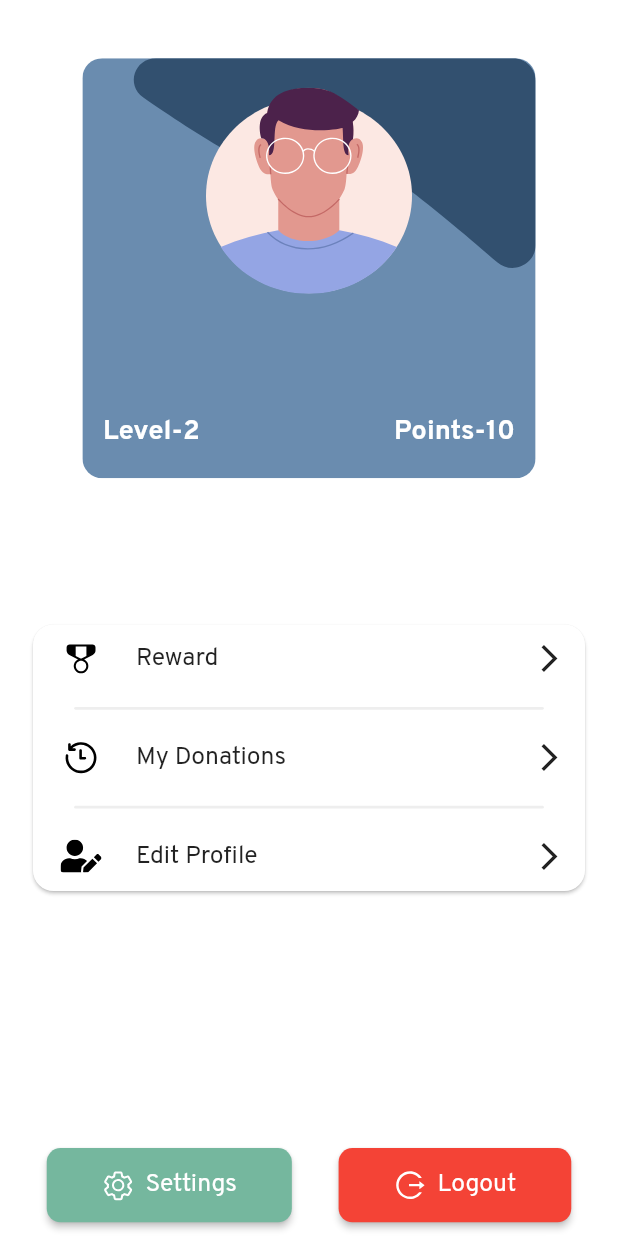
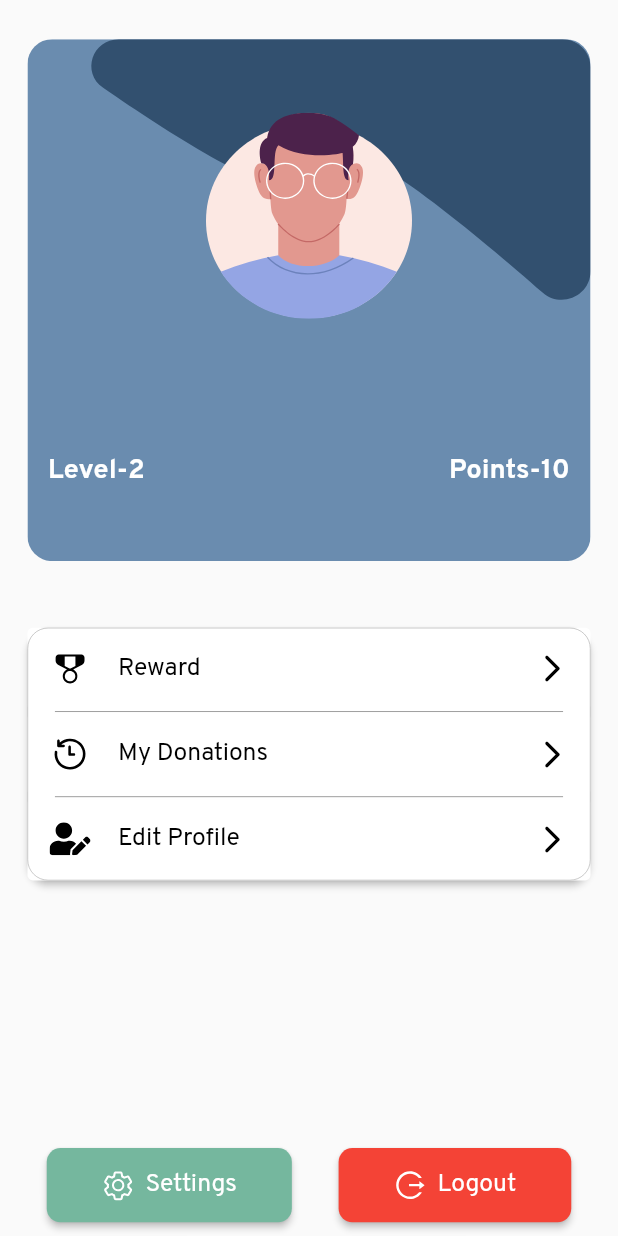
Before and after one commit to tejastamkar/freemorsel, a Flutter app: the ProfilePage screen opened directly, on a phone screen of 412 x 824 dp. Run offline on Flutter 3.47's test engine with Material 2 defaults, Android fonts, the phone set to English and light mode, and no system bars; our stand-ins replace animated_splash_screen, carousel_indicator, carousel_slider, cloud_firestore, firebase_auth, firebase_core and 15 more; accounts and stored records are empty; project files that could hold a hidden picture were left out.

Commit message:
profilepage half done

```diff
--- a/lib/screens/navbarscreens/profile.dart
+++ b/lib/screens/navbarscreens/profile.dart
@@ -19,23 +19,22 @@ class _ProfilePageState extends State<ProfilePage> {
   Widget build(BuildContext context) {
     double width = MediaQuery.of(context).size.width;
     return Scaffold(
-      backgroundColor: Colors.white,
-      body: SingleChildScrollView(
+      body: SafeArea(
+        child: SingleChildScrollView(
+          padding: const EdgeInsets.symmetric(horizontal: 20, vertical: 10),
           child: Column(
             children: [
-            Padding(
-              padding: EdgeInsets.symmetric(
-                  vertical: 10, horizontal: width < 440 ? 20 : 60),
-              child: Stack(
+              Stack(
                 alignment: AlignmentDirectional.center,
                 children: [
                   SvgPicture.asset(
                     'assets/icons/Bg.svg',
-                    width: width - 50,
+                    width: width,
                   ),
                   Padding(
                     padding: const EdgeInsets.symmetric(
-                        horizontal: 15, vertical: 15),
+                      horizontal: 15,
+                    ),
                     child: Column(
                       children: [
                         SvgPicture.asset(
@@ -43,10 +42,9 @@ class _ProfilePageState extends State<ProfilePage> {
                           width: 150,
                           height: 150,
                         ),
-                        const SizedBox(height: 10),
-                        Column(
-                          children: [
-                            Text(
+                        Padding(
+                          padding: const EdgeInsets.only(top: 35, bottom: 25),
+                          child: Text(
                             username,
                             style: const TextStyle(
                               fontSize: 30,
@@ -54,17 +52,15 @@ class _ProfilePageState extends State<ProfilePage> {
                               color: Colors.white,
                             ),
                           ),
-                          ],
                         ),
-                        const SizedBox(height: 40),
                         Row(
+                          mainAxisAlignment: MainAxisAlignment.spaceBetween,
                           children: [
                             Text('Level-$level',
                                 style: const TextStyle(
                                     fontSize: 20,
                                     color: Colors.white,
                                     fontWeight: FontWeight.w700)),
-                            const Spacer(),
                             Text('Points-$points',
                                 style: const TextStyle(
                                     fontSize: 20,
@@ -77,36 +73,33 @@ class _ProfilePageState extends State<ProfilePage> {
                   ),
                 ],
               ),
-            ),
-            const SizedBox(
-              height: 50,
-            ),
-            Padding(
-              padding: const EdgeInsets.symmetric(vertical: 10, horizontal: 20),
-              child: Card(
+              Card(
+                margin: const EdgeInsets.only(top: 30),
+                elevation: 2,
                 shape: RoundedRectangleBorder(
                     borderRadius: BorderRadius.circular(15),
-                ),
-                child: Padding(
-                  padding:
-                      const EdgeInsets.symmetric(horizontal: 20, vertical: 10),
+                    side: const BorderSide(width: 0.4, color: Colors.grey)),
                 child: Column(
                   children: [
-                      InkWell(
-                        onTap: () => Navigator.push(
+                    ElevatedButton(
+                        onPressed: () => Navigator.push(
                             context,
                             MaterialPageRoute(
                                 builder: (context) => const Reward())),
+                        style: ElevatedButton.styleFrom(
+                            backgroundColor: Colors.white,
+                            foregroundColor: Colors.black,
+                            minimumSize: Size(width, 60),
+                            elevation: 0),
                         child: Row(
-                          crossAxisAlignment: CrossAxisAlignment.center,
                           children: [
                             SvgPicture.asset(
-                              'assets/icons/reward.svg',
+                              "assets/icons/reward.svg",
+                              height: 30,
                               width: 30,
-                              height: 30,
                             ),
                             const SizedBox(
-                              width: 25,
+                              width: 20,
                             ),
                             const Text(
                               "Reward",
@@ -114,40 +107,35 @@ class _ProfilePageState extends State<ProfilePage> {
                                   fontSize: 18, fontWeight: FontWeight.w400),
                             ),
                             const Spacer(),
-                            const RotatedBox(
-                              quarterTurns: 2,
-                              child: Icon(Icons.arrow_back_ios),
-                            )
+                            const Icon(Icons.arrow_forward_ios_rounded)
                           ],
+                        )),
+                    const Padding(
+                      padding: EdgeInsets.symmetric(horizontal: 20),
+                      child: Divider(
+                        height: 2,
+                        color: Colors.grey,
                       ),
                     ),
-                      Padding(
-                        padding: const EdgeInsets.symmetric(
-                            horizontal: 10, vertical: 20),
-                        child: Container(
-                          decoration: BoxDecoration(
-                            borderRadius: BorderRadius.circular(10),
-                            color: Colors.grey.shade200,
-                          ),
-                          width: width,
-                          height: 2,
-                        ),
-                      ),
-                      InkWell(
-                        onTap: () => Navigator.push(
+                    ElevatedButton(
+                        onPressed: () => Navigator.push(
                             context,
                             MaterialPageRoute(
                                 builder: (context) => const MyDonations())),
+                        style: ElevatedButton.styleFrom(
+                            backgroundColor: Colors.white,
+                            foregroundColor: Colors.black,
+                            minimumSize: Size(width, 60),
+                            elevation: 0),
                         child: Row(
-                          crossAxisAlignment: CrossAxisAlignment.center,
                           children: [
                             SvgPicture.asset(
-                              'assets/icons/history.svg',
+                              "assets/icons/history.svg",
+                              height: 30,
                               width: 30,
-                              height: 30,
                             ),
                             const SizedBox(
-                              width: 25,
+                              width: 20,
                             ),
                             const Text(
                               "My Donations",
@@ -155,27 +143,18 @@ class _ProfilePageState extends State<ProfilePage> {
                                   fontSize: 18, fontWeight: FontWeight.w400),
                             ),
                             const Spacer(),
-                            const RotatedBox(
-                              quarterTurns: 2,
-                              child: Icon(Icons.arrow_back_ios),
-                            )
+                            const Icon(Icons.arrow_forward_ios_rounded)
                           ],
+                        )),
+                    const Padding(
+                      padding: EdgeInsets.symmetric(horizontal: 20),
+                      child: Divider(
+                        height: 2,
+                        color: Colors.grey,
                       ),
                     ),
-                      Padding(
-                        padding: const EdgeInsets.symmetric(
-                            horizontal: 10, vertical: 20),
-                        child: Container(
-                          decoration: BoxDecoration(
-                            borderRadius: BorderRadius.circular(10),
-                            color: Colors.grey.shade200,
-                          ),
-                          width: width,
-                          height: 2,
-                        ),
-                      ),
-                      InkWell(
-                        onTap: () => Navigator.push(
+                    ElevatedButton(
+                        onPressed: () => Navigator.push(
                             context,
                             MaterialPageRoute(
                                 builder: (context) => EditProfile(
@@ -184,16 +163,20 @@ class _ProfilePageState extends State<ProfilePage> {
                                         Navigator.pop(context);
                                       },
                                     ))),
+                        style: ElevatedButton.styleFrom(
+                            backgroundColor: Colors.white,
+                            foregroundColor: Colors.black,
+                            minimumSize: Size(width, 60),
+                            elevation: 0),
                         child: Row(
-                          crossAxisAlignment: CrossAxisAlignment.center,
                           children: [
                             SvgPicture.asset(
-                              'assets/icons/edit.svg',
+                              "assets/icons/edit.svg",
+                              height: 30,
                               width: 30,
-                              height: 30,
                             ),
                             const SizedBox(
-                              width: 25,
+                              width: 20,
                             ),
                             const Text(
                               "Edit Profile",
@@ -201,20 +184,14 @@ class _ProfilePageState extends State<ProfilePage> {
                                   fontSize: 18, fontWeight: FontWeight.w400),
                             ),
                             const Spacer(),
-                            const RotatedBox(
-                              quarterTurns: 2,
-                              child: Icon(Icons.arrow_back_ios),
-                            )
+                            const Icon(Icons.arrow_forward_ios_rounded)
+                          ],
+                        )),
                   ],
                 ),
               ),
             ],
           ),
-                ),
-              ),
-            ),
-            // const Spacer(),
-          ],
         ),
       ),
       bottomNavigationBar: Padding(
```
Lines whose indentation alone changed are shown as unchanged.
